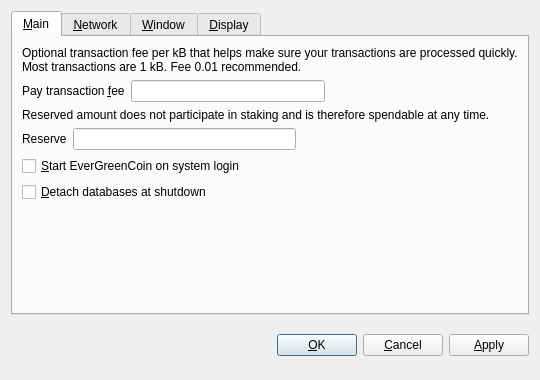
Before: the Qt Designer form src/qt/forms/optionsdialog.ui in EverGreenCoinDev/EverGreenCoin, drawn with Qt 5.
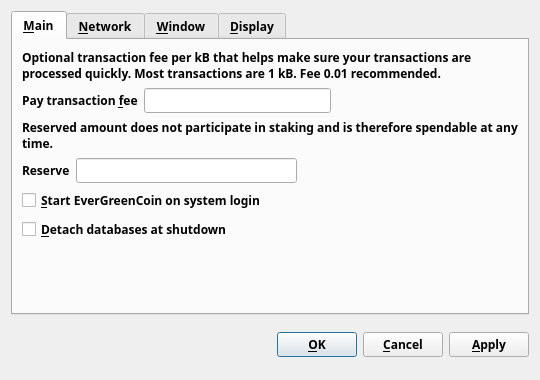
After: the same form once the commit is applied. Custom widgets are drawn as their Qt base class.

Commit message: Typola dev commit

```diff
--- a/src/qt/forms/optionsdialog.ui
+++ b/src/qt/forms/optionsdialog.ui
@@ -22,6 +22,14 @@
   <layout class="QVBoxLayout" name="verticalLayout">
    <item>
     <widget class="QTabWidget" name="tabWidget">
+     <property name="font">
+      <font>
+       <family>Typola</family>
+       <weight>75</weight>
+       <bold>true</bold>
+       <stylestrategy>PreferAntialias</stylestrategy>
+      </font>
+     </property>
      <property name="tabPosition">
       <enum>QTabWidget::North</enum>
      </property>
@@ -35,6 +43,14 @@
       <layout class="QVBoxLayout" name="verticalLayout_Main">
        <item>
         <widget class="QLabel" name="transactionFeeInfoLabel">
+         <property name="font">
+          <font>
+           <family>Typola</family>
+           <weight>75</weight>
+           <bold>true</bold>
+           <stylestrategy>PreferAntialias</stylestrategy>
+          </font>
+         </property>
          <property name="text">
           <string>Optional transaction fee per kB that helps make sure your transactions are processed quickly. Most transactions are 1 kB. Fee 0.01 recommended.</string>
          </property>
@@ -50,6 +66,14 @@
         <layout class="QHBoxLayout" name="horizontalLayoutFee">
          <item>
           <widget class="QLabel" name="transactionFeeLabel">
+           <property name="font">
+            <font>
+             <family>Typola</family>
+             <weight>75</weight>
+             <bold>true</bold>
+             <stylestrategy>PreferAntialias</stylestrategy>
+            </font>
+           </property>
            <property name="text">
             <string>Pay transaction &amp;fee</string>
            </property>
@@ -62,10 +86,27 @@
           </widget>
          </item>
          <item>
-          <widget class="BitcoinAmountField" name="transactionFee"/>
+          <widget class="BitcoinAmountField" name="transactionFee">
+           <property name="font">
+            <font>
+             <family>Typola</family>
+             <weight>75</weight>
+             <bold>true</bold>
+             <stylestrategy>PreferAntialias</stylestrategy>
+            </font>
+           </property>
+          </widget>
          </item>
          <item>
           <spacer name="horizontalSpacerFee">
+           <property name="font">
+            <font>
+             <family>Typola</family>
+             <weight>75</weight>
+             <bold>true</bold>
+             <stylestrategy>PreferAntialias</stylestrategy>
+            </font>
+           </property>
            <property name="orientation">
             <enum>Qt::Horizontal</enum>
            </property>
@@ -81,6 +122,14 @@
        </item>
        <item>
         <widget class="QLabel" name="reserveBalanceInfoLabel">
+         <property name="font">
+          <font>
+           <family>Typola</family>
+           <weight>75</weight>
+           <bold>true</bold>
+           <stylestrategy>PreferAntialias</stylestrategy>
+          </font>
+         </property>
          <property name="text">
           <string>Reserved amount does not participate in staking and is therefore spendable at any time.</string>
          </property>
@@ -96,6 +145,14 @@
         <layout class="QHBoxLayout" name="horizontalLayoutReserveBalance">
          <item>
           <widget class="QLabel" name="reserveBalanceLabel">
+           <property name="font">
+            <font>
+             <family>Typola</family>
+             <weight>75</weight>
+             <bold>true</bold>
+             <stylestrategy>PreferAntialias</stylestrategy>
+            </font>
+           </property>
            <property name="text">
             <string>Reserve</string>
            </property>
@@ -108,10 +165,27 @@
           </widget>
          </item>
          <item>
-          <widget class="BitcoinAmountField" name="reserveBalance"/>
+          <widget class="BitcoinAmountField" name="reserveBalance">
+           <property name="font">
+            <font>
+             <family>Typola</family>
+             <weight>75</weight>
+             <bold>true</bold>
+             <stylestrategy>PreferAntialias</stylestrategy>
+            </font>
+           </property>
+          </widget>
          </item>
          <item>
           <spacer name="horizontalSpacerReserveBalance">
+           <property name="font">
+            <font>
+             <family>Typola</family>
+             <weight>75</weight>
+             <bold>true</bold>
+             <stylestrategy>PreferAntialias</stylestrategy>
+            </font>
+           </property>
            <property name="orientation">
             <enum>Qt::Horizontal</enum>
            </property>
@@ -127,6 +201,14 @@
        </item>
        <item>
         <widget class="QCheckBox" name="bitcoinAtStartup">
+         <property name="font">
+          <font>
+           <family>Typola</family>
+           <weight>75</weight>
+           <bold>true</bold>
+           <stylestrategy>PreferAntialias</stylestrategy>
+          </font>
+         </property>
          <property name="toolTip">
           <string>Automatically start EverGreenCoin after logging in to the system.</string>
          </property>
@@ -137,6 +219,14 @@
        </item>
        <item>
         <widget class="QCheckBox" name="detachDatabases">
+         <property name="font">
+          <font>
+           <family>Typola</family>
+           <weight>75</weight>
+           <bold>true</bold>
+           <stylestrategy>PreferAntialias</stylestrategy>
+          </font>
+         </property>
          <property name="toolTip">
           <string>Detach block and address databases at shutdown. This means they can be moved to another data directory, but it slows down shutdown. The wallet is always detached.</string>
          </property>
@@ -147,6 +237,14 @@
        </item>
        <item>
         <spacer name="verticalSpacer_Main">
+         <property name="font">
+          <font>
+           <family>Typola</family>
+           <weight>75</weight>
+           <bold>true</bold>
+           <stylestrategy>PreferAntialias</stylestrategy>
+          </font>
+         </property>
          <property name="orientation">
           <enum>Qt::Vertical</enum>
          </property>
@@ -423,6 +521,14 @@
     <layout class="QHBoxLayout" name="horizontalLayout_Buttons">
      <item>
       <spacer name="horizontalSpacer_1">
+       <property name="font">
+        <font>
+         <family>Typola</family>
+         <weight>75</weight>
+         <bold>true</bold>
+         <stylestrategy>PreferAntialias</stylestrategy>
+        </font>
+       </property>
        <property name="orientation">
         <enum>Qt::Horizontal</enum>
        </property>
@@ -455,6 +561,14 @@
      </item>
      <item>
       <spacer name="horizontalSpacer_2">
+       <property name="font">
+        <font>
+         <family>Typola</family>
+         <weight>75</weight>
+         <bold>true</bold>
+         <stylestrategy>PreferAntialias</stylestrategy>
+        </font>
+       </property>
        <property name="orientation">
         <enum>Qt::Horizontal</enum>
        </property>
@@ -468,6 +582,14 @@
      </item>
      <item>
       <widget class="QPushButton" name="okButton">
+       <property name="font">
+        <font>
+         <family>Typola</family>
+         <weight>75</weight>
+         <bold>true</bold>
+         <stylestrategy>PreferAntialias</stylestrategy>
+        </font>
+       </property>
        <property name="text">
         <string>&amp;OK</string>
        </property>
@@ -475,6 +597,14 @@
      </item>
      <item>
       <widget class="QPushButton" name="cancelButton">
+       <property name="font">
+        <font>
+         <family>Typola</family>
+         <weight>75</weight>
+         <bold>true</bold>
+         <stylestrategy>PreferAntialias</stylestrategy>
+        </font>
+       </property>
        <property name="text">
         <string>&amp;Cancel</string>
        </property>
@@ -485,6 +615,14 @@
      </item>
      <item>
       <widget class="QPushButton" name="applyButton">
+       <property name="font">
+        <font>
+         <family>Typola</family>
+         <weight>75</weight>
+         <bold>true</bold>
+         <stylestrategy>PreferAntialias</stylestrategy>
+        </font>
+       </property>
        <property name="text">
         <string>&amp;Apply</string>
        </property>
```
Left out of the diff: 2 changed lines with no effect on the pictures. The commit also changes 74 other files.
